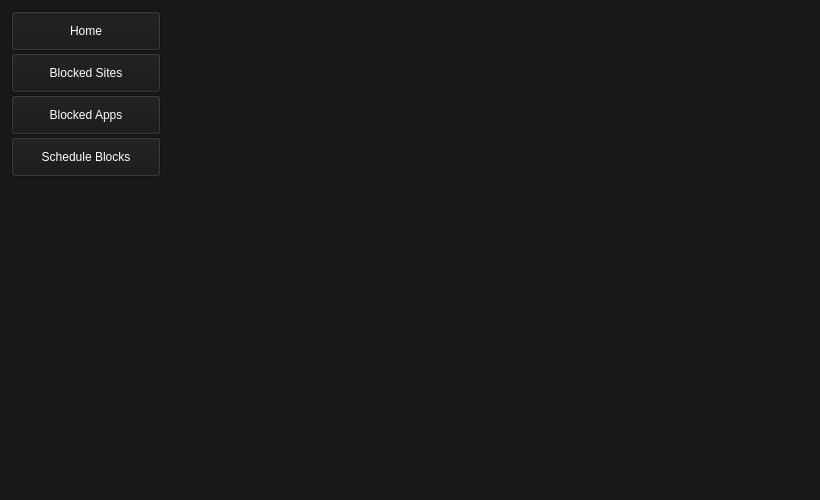
The window that ui/home.ui (HowePersonal/DistractionBlocker) describes before a commit, drawn with Qt 5.
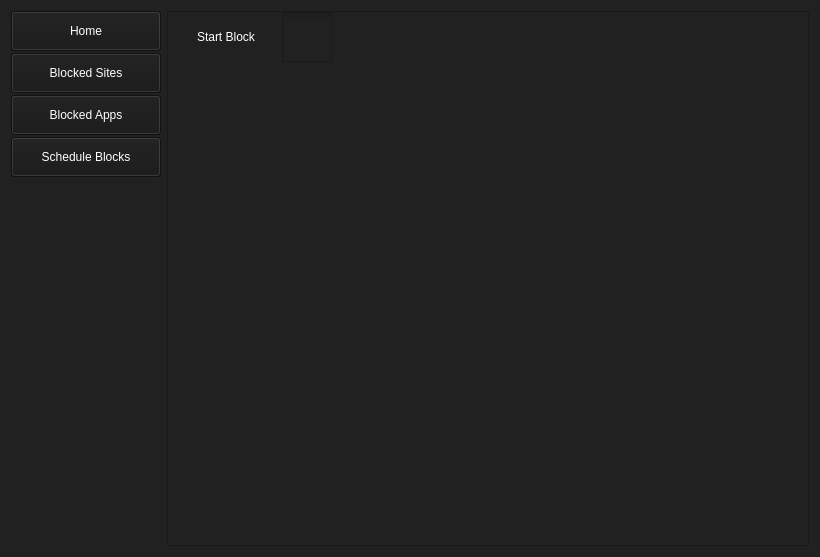
The same window after the commit.

Commit message: Added configuration file in addition with toggle button for user to switch block on and off

The edit to the form file:
```diff
--- a/ui/home.ui
+++ b/ui/home.ui
@@ -7,7 +7,7 @@
     <x>0</x>
     <y>0</y>
     <width>820</width>
-    <height>500</height>
+    <height>557</height>
    </rect>
   </property>
   <property name="minimumSize">
@@ -20,7 +20,7 @@
    <string>Distraction Blocker</string>
   </property>
   <property name="styleSheet">
-   <string notr="true">background-color:rgb(24,24,24);</string>
+   <string notr="true">background-color:rgb(33,33,33);</string>
   </property>
   <layout class="QGridLayout" name="gridLayout">
    <item row="0" column="0">
@@ -45,7 +45,8 @@
        <property name="styleSheet">
         <string notr="true">color: white;
 font: 63 12pt &quot;Cascadia Mono SemiBold&quot;;
-border-bottom: 2px solid white;</string>
+background-color: rgb(24,24,24);
+</string>
        </property>
        <property name="text">
         <string>Home</string>
@@ -69,7 +70,7 @@
        <property name="styleSheet">
         <string notr="true">color: white;
 font: 63 12pt &quot;Cascadia Mono SemiBold&quot;;
-border-bottom: 2px solid white;</string>
+background-color: rgb(24,24,24);</string>
        </property>
        <property name="text">
         <string>Blocked Sites</string>
@@ -93,7 +94,7 @@
        <property name="styleSheet">
         <string notr="true">color: white;
 font: 63 12pt &quot;Cascadia Mono SemiBold&quot;;
-border-bottom: 2px solid white;</string>
+background-color: rgb(24,24,24);</string>
        </property>
        <property name="text">
         <string>Blocked Apps</string>
@@ -117,7 +118,7 @@
        <property name="styleSheet">
         <string notr="true">color: white;
 font: 63 12pt &quot;Cascadia Mono SemiBold&quot;;
-border-bottom: 2px solid white;</string>
+background-color: rgb(24,24,24);</string>
        </property>
        <property name="text">
         <string>Schedule Blocks</string>
@@ -140,17 +141,116 @@
     </layout>
    </item>
    <item row="0" column="1">
-    <spacer name="horizontalSpacer">
-     <property name="orientation">
-      <enum>Qt::Horizontal</enum>
+    <widget class="QFrame" name="frame">
+     <property name="sizePolicy">
+      <sizepolicy hsizetype="Expanding" vsizetype="Expanding">
+       <horstretch>0</horstretch>
+       <verstretch>0</verstretch>
+      </sizepolicy>
      </property>
-     <property name="sizeHint" stdset="0">
+     <property name="minimumSize">
       <size>
-       <width>40</width>
-       <height>20</height>
+       <width>640</width>
+       <height>0</height>
       </size>
      </property>
-    </spacer>
+     <property name="styleSheet">
+      <string notr="true">margins: 0;
+background-color: rgb(33,33,33);</string>
+     </property>
+     <property name="frameShape">
+      <enum>QFrame::StyledPanel</enum>
+     </property>
+     <property name="frameShadow">
+      <enum>QFrame::Raised</enum>
+     </property>
+     <layout class="QGridLayout" name="gridLayout_2">
+      <property name="topMargin">
+       <number>0</number>
+      </property>
+      <item row="2" column="1">
+       <widget class="QLabel" name="label">
+        <property name="sizePolicy">
+         <sizepolicy hsizetype="Fixed" vsizetype="Fixed">
+          <horstretch>0</horstretch>
+          <verstretch>0</verstretch>
+         </sizepolicy>
+        </property>
+        <property name="styleSheet">
+         <string notr="true">color: white;
+font: 17px 10pt &quot;MS Shell Dlg 2&quot;;</string>
+        </property>
+        <property name="text">
+         <string>Start Block</string>
+        </property>
+       </widget>
+      </item>
+      <item row="3" column="1">
+       <spacer name="verticalSpacer_2">
+        <property name="orientation">
+         <enum>Qt::Vertical</enum>
+        </property>
+        <property name="sizeHint" stdset="0">
+         <size>
+          <width>20</width>
+          <height>450</height>
+         </size>
+        </property>
+       </spacer>
+      </item>
+      <item row="2" column="3">
+       <widget class="QCheckBox" name="startBlockCheckBox">
+        <property name="minimumSize">
+         <size>
+          <width>0</width>
+          <height>20</height>
+         </size>
+        </property>
+        <property name="styleSheet">
+         <string notr="true">QCheckBox::indicator {
+	width: 50px;
+	height: 50px;
+}</string>
+        </property>
+        <property name="text">
+         <string/>
+        </property>
+       </widget>
+      </item>
+      <item row="2" column="2">
+       <spacer name="horizontalSpacer">
+        <property name="orientation">
+         <enum>Qt::Horizontal</enum>
+        </property>
+        <property name="sizeType">
+         <enum>QSizePolicy::Fixed</enum>
+        </property>
+        <property name="sizeHint" stdset="0">
+         <size>
+          <width>20</width>
+          <height>20</height>
+         </size>
+        </property>
+       </spacer>
+      </item>
+      <item row="2" column="0">
+       <spacer name="horizontalSpacer_2">
+        <property name="orientation">
+         <enum>Qt::Horizontal</enum>
+        </property>
+        <property name="sizeType">
+         <enum>QSizePolicy::Fixed</enum>
+        </property>
+        <property name="sizeHint" stdset="0">
+         <size>
+          <width>20</width>
+          <height>20</height>
+         </size>
+        </property>
+       </spacer>
+      </item>
+     </layout>
+    </widget>
    </item>
   </layout>
  </widget>
```
The commit also changes 14 other files.
